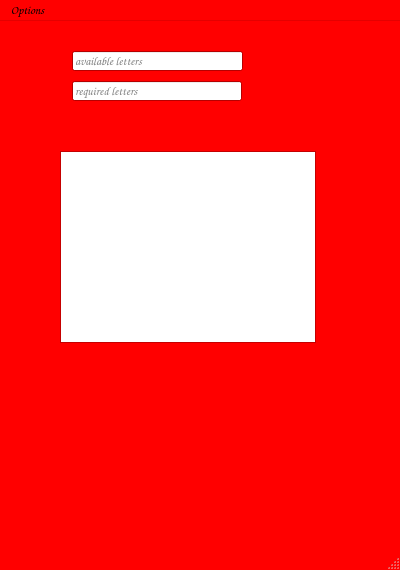
Before: the Qt Designer form MainWindow.ui in pgarnaut/WordFinder, drawn with Qt 5.
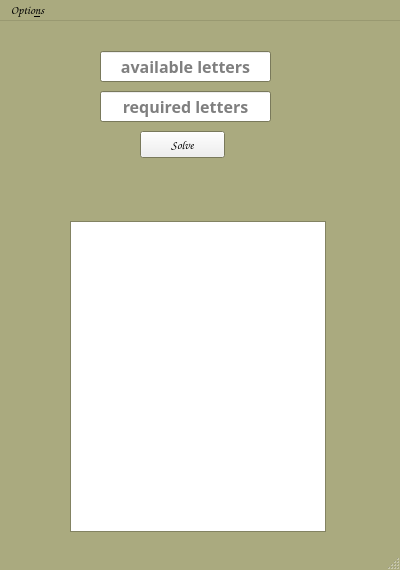
After: the same form once the commit is applied.

Commit message: forgot to commit mainwindow interface

The edit to the form file:
```diff
--- a/MainWindow.ui
+++ b/MainWindow.ui
@@ -25,9 +25,9 @@
      <colorrole role="Window">
       <brush brushstyle="SolidPattern">
        <color alpha="255">
-        <red>255</red>
-        <green>0</green>
-        <blue>0</blue>
+        <red>170</red>
+        <green>170</green>
+        <blue>127</blue>
        </color>
       </brush>
      </colorrole>
@@ -45,9 +45,9 @@
      <colorrole role="Window">
       <brush brushstyle="SolidPattern">
        <color alpha="255">
-        <red>255</red>
-        <green>0</green>
-        <blue>0</blue>
+        <red>170</red>
+        <green>170</green>
+        <blue>127</blue>
        </color>
       </brush>
      </colorrole>
@@ -56,18 +56,18 @@
      <colorrole role="Base">
       <brush brushstyle="SolidPattern">
        <color alpha="255">
-        <red>255</red>
-        <green>0</green>
-        <blue>0</blue>
+        <red>170</red>
+        <green>170</green>
+        <blue>127</blue>
        </color>
       </brush>
      </colorrole>
      <colorrole role="Window">
       <brush brushstyle="SolidPattern">
        <color alpha="255">
-        <red>255</red>
-        <green>0</green>
-        <blue>0</blue>
+        <red>170</red>
+        <green>170</green>
+        <blue>127</blue>
        </color>
       </brush>
      </colorrole>
@@ -94,12 +94,24 @@
    <widget class="QLineEdit" name="lineEdit">
     <property name="geometry">
      <rect>
-      <x>72</x>
+      <x>100</x>
       <y>30</y>
       <width>171</width>
-      <height>20</height>
+      <height>31</height>
      </rect>
     </property>
+    <property name="font">
+     <font>
+      <family>Noto Sans</family>
+      <pointsize>12</pointsize>
+     </font>
+    </property>
+    <property name="focusPolicy">
+     <enum>Qt::ClickFocus</enum>
+    </property>
+    <property name="alignment">
+     <set>Qt::AlignCenter</set>
+    </property>
     <property name="placeholderText">
      <string>available letters</string>
     </property>
@@ -107,29 +119,53 @@
    <widget class="QLineEdit" name="lineEdit_2">
     <property name="geometry">
      <rect>
-      <x>72</x>
-      <y>60</y>
-      <width>170</width>
-      <height>20</height>
+      <x>100</x>
+      <y>70</y>
+      <width>171</width>
+      <height>31</height>
      </rect>
     </property>
+    <property name="font">
+     <font>
+      <family>Noto Sans</family>
+      <pointsize>12</pointsize>
+      <weight>75</weight>
+      <bold>true</bold>
+     </font>
+    </property>
     <property name="text">
      <string/>
     </property>
+    <property name="alignment">
+     <set>Qt::AlignCenter</set>
+    </property>
     <property name="placeholderText">
      <string>required letters</string>
     </property>
    </widget>
-   <widget class="QTextBrowser" name="textBrowser1">
+   <widget class="QListWidget" name="resultList">
     <property name="geometry">
      <rect>
-      <x>60</x>
-      <y>130</y>
+      <x>70</x>
+      <y>200</y>
       <width>256</width>
-      <height>192</height>
+      <height>311</height>
      </rect>
     </property>
    </widget>
+   <widget class="QPushButton" name="solveButton">
+    <property name="geometry">
+     <rect>
+      <x>140</x>
+      <y>110</y>
+      <width>85</width>
+      <height>27</height>
+     </rect>
+    </property>
+    <property name="text">
+     <string>Solve</string>
+    </property>
+   </widget>
   </widget>
   <widget class="QMenuBar" name="menuBar">
    <property name="geometry">
@@ -137,12 +173,12 @@
      <x>0</x>
      <y>0</y>
      <width>400</width>
-     <height>22</height>
+     <height>24</height>
     </rect>
    </property>
    <widget class="QMenu" name="menuOptions">
     <property name="title">
-     <string>Options</string>
+     <string>Optio&amp;ns</string>
     </property>
     <addaction name="actionSet_Dictionary"/>
    </widget>
```
Left out of the diff: 8 changed lines with no effect on the pictures.
